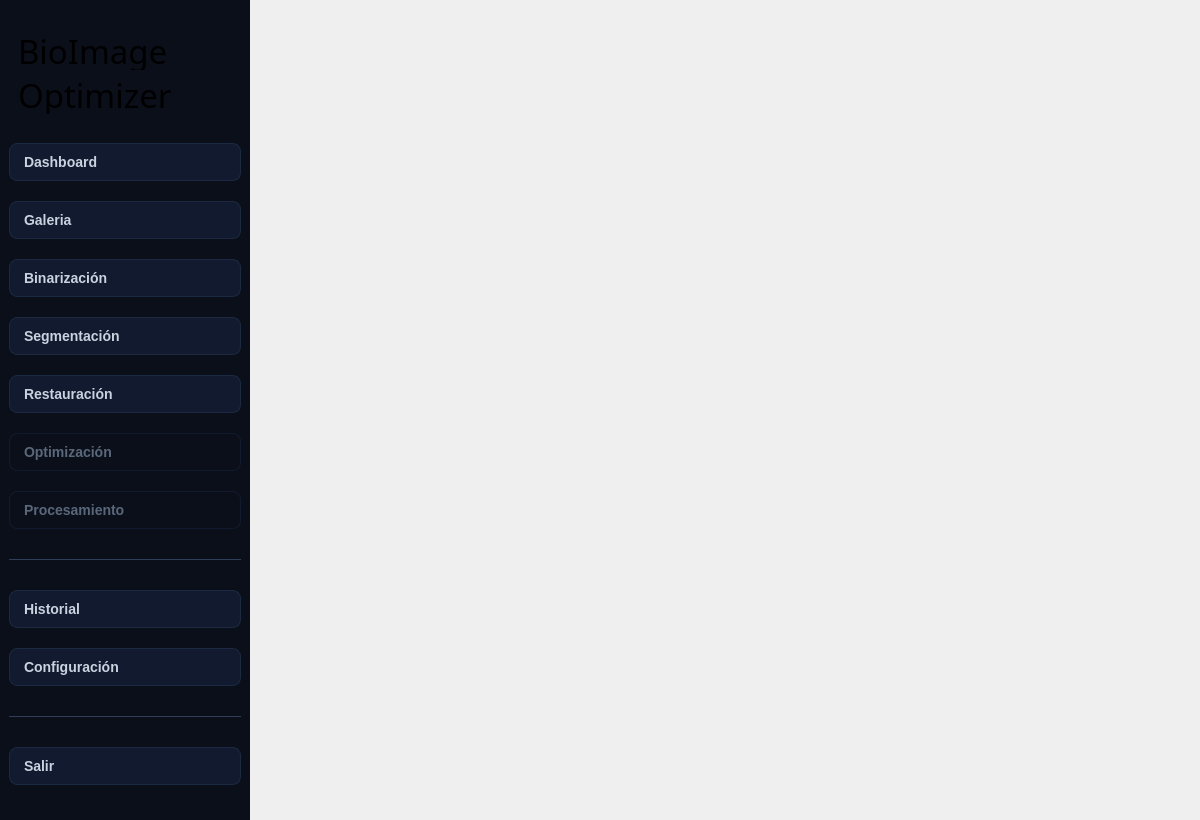
Before: the Qt Designer form ui/MainWindow.ui in DemonSlayer5768/BioImageOptimizer, drawn with Qt 5.
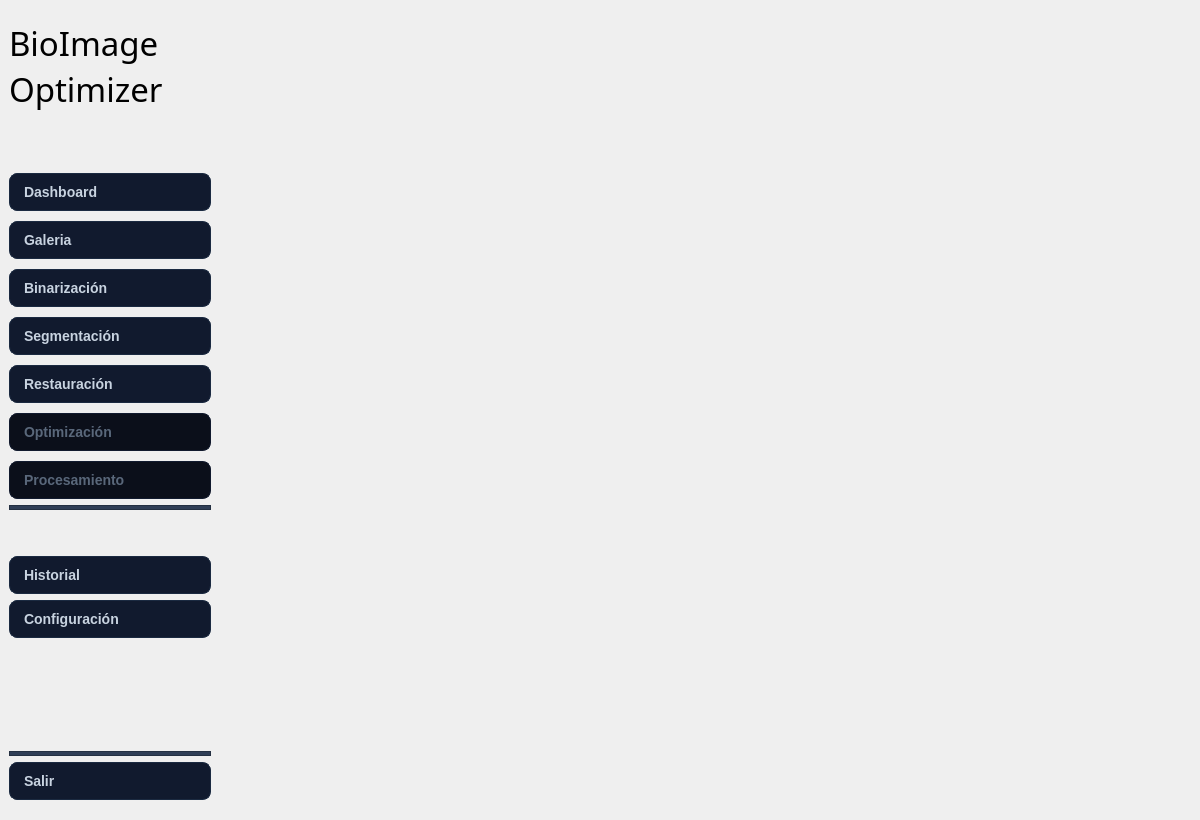
After: the same form once the commit is applied. Icons and pictures are not drawn.

The edit to the form file:
```diff
--- a/ui/MainWindow.ui
+++ b/ui/MainWindow.ui
@@ -43,18 +43,58 @@
      <widget class="QFrame" name="frame_sideBar">
       <property name="minimumSize">
        <size>
-        <width>250</width>
-        <height>800</height>
-       </size>
-      </property>
-      <property name="maximumSize">
-       <size>
-        <width>250</width>
-        <height>16777215</height>
+        <width>220</width>
+        <height>0</height>
        </size>
       </property>
       <property name="styleSheet">
-       <string notr="true">background-color: rgb(11, 15, 26);</string>
+       <string notr="true">/*
+QFrame{ 
+background-color: #111a2e;
+}
+
+*/
+
+
+
+QPushButton {
+    background-color: #111a2e;
+    color: #c8d3e0;
+
+    border: 1px solid #1b2a41;
+    border-radius: 8px;
+
+    padding: 10px 14px;
+
+    font-size: 14px;
+    font-weight: 600;
+
+    text-align: left;
+}
+
+/* Hover */
+QPushButton:hover {
+    background-color: #1b2a41;
+    border: 1px solid #2f3e56;
+    color: #65D6C6;
+}
+
+/* Pressed */
+QPushButton:pressed {
+    background-color: #0b0f1a;
+    border: 1px solid #65D6C6;
+
+    padding-top: 11px;
+    padding-bottom: 9px;
+}
+
+/* Disabled */
+QPushButton:disabled {
+    background-color: #0b0f1a;
+    color: #59677a;
+    border: 1px solid #111a2e;
+}
+</string>
       </property>
       <property name="frameShape">
        <enum>QFrame::Shape::NoFrame</enum>
@@ -62,34 +102,21 @@
       <property name="frameShadow">
        <enum>QFrame::Shadow::Raised</enum>
       </property>
-      <layout class="QVBoxLayout" name="verticalLayout_2">
-       <property name="sizeConstraint">
-        <enum>QLayout::SizeConstraint::SetDefaultConstraint</enum>
+      <property name="cssClass" stdset="0">
+       <string>Background</string>
+      </property>
+      <layout class="QVBoxLayout" name="verticalLayout_7" stretch="1,0,0,1,0,2,1,2,2">
+       <property name="topMargin">
+        <number>20</number>
        </property>
        <property name="bottomMargin">
-        <number>9</number>
+        <number>20</number>
        </property>
        <item>
-        <widget class="QFrame" name="frame_tittle">
-         <property name="minimumSize">
-          <size>
-           <width>0</width>
-           <height>100</height>
-          </size>
+        <layout class="QVBoxLayout" name="verticalLayout_3" stretch="1,2,0">
+         <property name="spacing">
+          <number>0</number>
          </property>
-         <property name="maximumSize">
-          <size>
-           <width>16777215</width>
-           <height>100</height>
-          </size>
-         </property>
-         <property name="frameShape">
-          <enum>QFrame::Shape::NoFrame</enum>
-         </property>
-         <property name="frameShadow">
-          <enum>QFrame::Shadow::Raised</enum>
-         </property>
-         <layout class="QVBoxLayout" name="verticalLayout_5">
           <item>
            <widget class="QLabel" name="lb_n1">
             <property name="font">
@@ -146,9 +173,39 @@
             </property>
            </widget>
           </item>
-         </layout>
-        </widget>
+         <item>
+          <spacer name="verticalSpacer_3">
+           <property name="orientation">
+            <enum>Qt::Orientation::Vertical</enum>
+           </property>
+           <property name="sizeHint" stdset="0">
+            <size>
+             <width>20</width>
+             <height>40</height>
+            </size>
+           </property>
+          </spacer>
+         </item>
+        </layout>
        </item>
+       <item>
+        <spacer name="verticalSpacer_4">
+         <property name="orientation">
+          <enum>Qt::Orientation::Vertical</enum>
+         </property>
+         <property name="sizeHint" stdset="0">
+          <size>
+           <width>20</width>
+           <height>40</height>
+          </size>
+         </property>
+        </spacer>
+       </item>
+       <item>
+        <layout class="QVBoxLayout" name="verticalLayout_2">
+         <property name="spacing">
+          <number>10</number>
+         </property>
        <item>
         <widget class="QPushButton" name="btn_dashboard">
          <property name="enabled">
@@ -171,52 +228,7 @@
           <bool>false</bool>
          </property>
          <property name="styleSheet">
-          <string notr="true">
-QPushButton {
-    background-color: #111a2e;
-    color: #c8d3e0;
-
-    border: 1px solid #1b2a41;
-    border-radius: 8px;
-
-    padding: 10px 14px;
-
-    font-size: 14px;
-    font-weight: 600;
-
-    text-align: left;
-}
-
-/* Hover */
-QPushButton:hover {
-    background-color: #1b2a41;
-    border: 1px solid #2f3e56;
-    color: #65D6C6;
-}
-
-/* Pressed */
-QPushButton:pressed {
-    background-color: #0b0f1a;
-    border: 1px solid #65D6C6;
-
-    padding-top: 11px;
-    padding-bottom: 9px;
-}
-
-/* Checked / Selected */
-QPushButton:checked {
-    background-color: #1b2a41;
-    border: 1px solid #65D6C6;
-    color: #65D6C6;
-}
-
-/* Disabled */
-QPushButton:disabled {
-    background-color: #0b0f1a;
-    color: #59677a;
-    border: 1px solid #111a2e;
-}
-</string>
+            <string notr="true"/>
          </property>
          <property name="text">
           <string>Dashboard</string>
@@ -258,52 +270,7 @@
           <bool>false</bool>
          </property>
          <property name="styleSheet">
-          <string notr="true">
-QPushButton {
-    background-color: #111a2e;
-    color: #c8d3e0;
-
-    border: 1px solid #1b2a41;
-    border-radius: 8px;
-
-    padding: 10px 14px;
-
-    font-size: 14px;
-    font-weight: 600;
-
-    text-align: left;
-}
-
-/* Hover */
-QPushButton:hover {
-    background-color: #1b2a41;
-    border: 1px solid #2f3e56;
-    color: #65D6C6;
-}
-
-/* Pressed */
-QPushButton:pressed {
-    background-color: #0b0f1a;
-    border: 1px solid #65D6C6;
-
-    padding-top: 11px;
-    padding-bottom: 9px;
-}
-
-/* Checked / Selected */
-QPushButton:checked {
-    background-color: #1b2a41;
-    border: 1px solid #65D6C6;
-    color: #65D6C6;
-}
-
-/* Disabled */
-QPushButton:disabled {
-    background-color: #0b0f1a;
-    color: #59677a;
-    border: 1px solid #111a2e;
-}
-</string>
+            <string notr="true"/>
          </property>
          <property name="text">
           <string>Galeria</string>
@@ -345,52 +312,7 @@
           <bool>false</bool>
          </property>
          <property name="styleSheet">
-          <string notr="true">
-QPushButton {
-    background-color: #111a2e;
-    color: #c8d3e0;
-
-    border: 1px solid #1b2a41;
-    border-radius: 8px;
-
-    padding: 10px 14px;
-
-    font-size: 14px;
-    font-weight: 600;
-
-    text-align: left;
-}
-
-/* Hover */
-QPushButton:hover {
-    background-color: #1b2a41;
-    border: 1px solid #2f3e56;
-    color: #65D6C6;
-}
-
-/* Pressed */
-QPushButton:pressed {
-    background-color: #0b0f1a;
-    border: 1px solid #65D6C6;
-
-    padding-top: 11px;
-    padding-bottom: 9px;
-}
-
-/* Checked / Selected */
-QPushButton:checked {
-    background-color: #1b2a41;
-    border: 1px solid #65D6C6;
-    color: #65D6C6;
-}
-
-/* Disabled */
-QPushButton:disabled {
-    background-color: #0b0f1a;
-    color: #59677a;
-    border: 1px solid #111a2e;
-}
-</string>
+            <string notr="true"/>
          </property>
          <property name="text">
           <string>Binarización</string>
@@ -432,52 +354,7 @@
           <bool>false</bool>
          </property>
          <property name="styleSheet">
-          <string notr="true">
-QPushButton {
-    background-color: #111a2e;
-    color: #c8d3e0;
-
-    border: 1px solid #1b2a41;
-    border-radius: 8px;
-
-    padding: 10px 14px;
-
-    font-size: 14px;
-    font-weight: 600;
-
-    text-align: left;
-}
-
-/* Hover */
-QPushButton:hover {
-    background-color: #1b2a41;
-    border: 1px solid #2f3e56;
-    color: #65D6C6;
-}
-
-/* Pressed */
-QPushButton:pressed {
-    background-color: #0b0f1a;
-    border: 1px solid #65D6C6;
-
-    padding-top: 11px;
-    padding-bottom: 9px;
-}
-
-/* Checked / Selected */
-QPushButton:checked {
-    background-color: #1b2a41;
-    border: 1px solid #65D6C6;
-    color: #65D6C6;
-}
-
-/* Disabled */
-QPushButton:disabled {
-    background-color: #0b0f1a;
-    color: #59677a;
-    border: 1px solid #111a2e;
-}
-</string>
+            <string notr="true"/>
          </property>
          <property name="text">
           <string>Segmentación</string>
@@ -519,52 +396,7 @@
           <bool>false</bool>
          </property>
          <property name="styleSheet">
-          <string notr="true">
-QPushButton {
-    background-color: #111a2e;
-    color: #c8d3e0;
-
-    border: 1px solid #1b2a41;
-    border-radius: 8px;
-
-    padding: 10px 14px;
-
-    font-size: 14px;
-    font-weight: 600;
-
-    text-align: left;
-}
-
-/* Hover */
-QPushButton:hover {
-    background-color: #1b2a41;
-    border: 1px solid #2f3e56;
-    color: #65D6C6;
-}
-
-/* Pressed */
-QPushButton:pressed {
-    background-color: #0b0f1a;
-    border: 1px solid #65D6C6;
-
-    padding-top: 11px;
-    padding-bottom: 9px;
-}
-
-/* Checked / Selected */
-QPushButton:checked {
-    background-color: #1b2a41;
-    border: 1px solid #65D6C6;
-    color: #65D6C6;
-}
-
-/* Disabled */
-QPushButton:disabled {
-    background-color: #0b0f1a;
-    color: #59677a;
-    border: 1px solid #111a2e;
-}
-</string>
+            <string notr="true"/>
          </property>
          <property name="text">
           <string>Restauración</string>
@@ -606,52 +438,7 @@
           <bool>false</bool>
          </property>
          <property name="styleSheet">
-          <string notr="true">
-QPushButton {
-    background-color: #111a2e;
-    color: #c8d3e0;
-
-    border: 1px solid #1b2a41;
-    border-radius: 8px;
-
-    padding: 10px 14px;
-
-    font-size: 14px;
-    font-weight: 600;
-
-    text-align: left;
-}
-
-/* Hover */
-QPushButton:hover {
-    background-color: #1b2a41;
-    border: 1px solid #2f3e56;
-    color: #65D6C6;
-}
-
-/* Pressed */
-QPushButton:pressed {
-    background-color: #0b0f1a;
-    border: 1px solid #65D6C6;
-
-    padding-top: 11px;
-    padding-bottom: 9px;
-}
-
-/* Checked / Selected */
-QPushButton:checked {
-    background-color: #1b2a41;
-    border: 1px solid #65D6C6;
-    color: #65D6C6;
-}
-
-/* Disabled */
-QPushButton:disabled {
-    background-color: #0b0f1a;
-    color: #59677a;
-    border: 1px solid #111a2e;
-}
-</string>
+            <string notr="true"/>
          </property>
          <property name="text">
           <string>Optimización</string>
@@ -693,52 +480,7 @@
           <bool>false</bool>
          </property>
          <property name="styleSheet">
-          <string notr="true">
-QPushButton {
-    background-color: #111a2e;
-    color: #c8d3e0;
-
-    border: 1px solid #1b2a41;
-    border-radius: 8px;
-
-    padding: 10px 14px;
-
-    font-size: 14px;
-    font-weight: 600;
-
-    text-align: left;
-}
-
-/* Hover */
-QPushButton:hover {
-    background-color: #1b2a41;
-    border: 1px solid #2f3e56;
-    color: #65D6C6;
-}
-
-/* Pressed */
-QPushButton:pressed {
-    background-color: #0b0f1a;
-    border: 1px solid #65D6C6;
-
-    padding-top: 11px;
-    padding-bottom: 9px;
-}
-
-/* Checked / Selected */
-QPushButton:checked {
-    background-color: #1b2a41;
-    border: 1px solid #65D6C6;
-    color: #65D6C6;
-}
-
-/* Disabled */
-QPushButton:disabled {
-    background-color: #0b0f1a;
-    color: #59677a;
-    border: 1px solid #111a2e;
-}
-</string>
+            <string notr="true"/>
          </property>
          <property name="text">
           <string>Procesamiento</string>
@@ -758,15 +500,19 @@
          </property>
         </widget>
        </item>
+        </layout>
+       </item>
        <item>
         <widget class="QFrame" name="frame_line_2">
+         <property name="maximumSize">
+          <size>
+           <width>16777215</width>
+           <height>5</height>
+          </size>
+         </property>
          <property name="styleSheet">
           <string notr="true">   QFrame {
         background-color: #2f3e56;
-        border: none;
-        max-height: 1px;
-        margin-top: 10px;
-        margin-bottom: 10px;
     }</string>
          </property>
          <property name="frameShape">
@@ -777,6 +523,21 @@
          </property>
         </widget>
        </item>
+       <item>
+        <spacer name="verticalSpacer">
+         <property name="orientation">
+          <enum>Qt::Orientation::Vertical</enum>
+         </property>
+         <property name="sizeHint" stdset="0">
+          <size>
+           <width>20</width>
+           <height>40</height>
+          </size>
+         </property>
+        </spacer>
+       </item>
+       <item>
+        <layout class="QVBoxLayout" name="verticalLayout_4">
        <item>
         <widget class="QPushButton" name="btn_historial">
          <property name="enabled">
@@ -799,52 +560,7 @@
           <bool>false</bool>
          </property>
          <property name="styleSheet">
-          <string notr="true">
-QPushButton {
-    background-color: #111a2e;
-    color: #c8d3e0;
-
-    border: 1px solid #1b2a41;
-    border-radius: 8px;
-
-    padding: 10px 14px;
-
-    font-size: 14px;
-    font-weight: 600;
-
-    text-align: left;
-}
-
-/* Hover */
-QPushButton:hover {
-    background-color: #1b2a41;
-    border: 1px solid #2f3e56;
-    color: #65D6C6;
-}
-
-/* Pressed */
-QPushButton:pressed {
-    background-color: #0b0f1a;
-    border: 1px solid #65D6C6;
-
-    padding-top: 11px;
-    padding-bottom: 9px;
-}
-
-/* Checked / Selected */
-QPushButton:checked {
-    background-color: #1b2a41;
-    border: 1px solid #65D6C6;
-    color: #65D6C6;
-}
-
-/* Disabled */
-QPushButton:disabled {
-    background-color: #0b0f1a;
-    color: #59677a;
-    border: 1px solid #111a2e;
-}
-</string>
+            <string notr="true"/>
          </property>
          <property name="text">
           <string>Historial</string>
@@ -886,52 +602,7 @@
           <bool>false</bool>
          </property>
          <property name="styleSheet">
-          <string notr="true">
-QPushButton {
-    background-color: #111a2e;
-    color: #c8d3e0;
-
-    border: 1px solid #1b2a41;
-    border-radius: 8px;
-
-    padding: 10px 14px;
-
-    font-size: 14px;
-    font-weight: 600;
-
-    text-align: left;
-}
-
-/* Hover */
-QPushButton:hover {
-    background-color: #1b2a41;
-    border: 1px solid #2f3e56;
-    color: #65D6C6;
-}
-
-/* Pressed */
-QPushButton:pressed {
-    background-color: #0b0f1a;
-    border: 1px solid #65D6C6;
-
-    padding-top: 11px;
-    padding-bottom: 9px;
-}
-
-/* Checked / Selected */
-QPushButton:checked {
-    background-color: #1b2a41;
-    border: 1px solid #65D6C6;
-    color: #65D6C6;
-}
-
-/* Disabled */
-QPushButton:disabled {
-    background-color: #0b0f1a;
-    color: #59677a;
-    border: 1px solid #111a2e;
-}
-</string>
+            <string notr="true"/>
          </property>
          <property name="text">
           <string>Configuración</string>
@@ -951,15 +622,32 @@
          </property>
         </widget>
        </item>
+        </layout>
+       </item>
+       <item>
+        <spacer name="verticalSpacer_2">
+         <property name="orientation">
+          <enum>Qt::Orientation::Vertical</enum>
+         </property>
+         <property name="sizeHint" stdset="0">
+          <size>
+           <width>20</width>
+           <height>40</height>
+          </size>
+         </property>
+        </spacer>
+       </item>
        <item>
         <widget class="QFrame" name="frame_line">
+         <property name="maximumSize">
+          <size>
+           <width>16777215</width>
+           <height>5</height>
+          </size>
+         </property>
          <property name="styleSheet">
           <string notr="true">   QFrame {
         background-color: #2f3e56;
-        border: none;
-        max-height: 1px;
-        margin-top: 10px;
-        margin-bottom: 10px;
     }</string>
          </property>
          <property name="frameShape">
@@ -992,52 +680,7 @@
           <bool>false</bool>
          </property>
          <property name="styleSheet">
-          <string notr="true">
-QPushButton {
-    background-color: #111a2e;
-    color: #c8d3e0;
-
-    border: 1px solid #1b2a41;
-    border-radius: 8px;
-
-    padding: 10px 14px;
-
-    font-size: 14px;
-    font-weight: 600;
-
-    text-align: left;
-}
-
-/* Hover */
-QPushButton:hover {
-    background-color: #1b2a41;
-    border: 1px solid #2f3e56;
-    color: #65D6C6;
-}
-
-/* Pressed */
-QPushButton:pressed {
-    background-color: #0b0f1a;
-    border: 1px solid #65D6C6;
-
-    padding-top: 11px;
-    padding-bottom: 9px;
-}
-
-/* Checked / Selected */
-QPushButton:checked {
-    background-color: #1b2a41;
-    border: 1px solid #65D6C6;
-    color: #65D6C6;
-}
-
-/* Disabled */
-QPushButton:disabled {
-    background-color: #0b0f1a;
-    color: #59677a;
-    border: 1px solid #111a2e;
-}
-</string>
+          <string notr="true"/>
          </property>
          <property name="text">
           <string>Salir</string>
```
Lines whose indentation alone changed are shown as unchanged.
